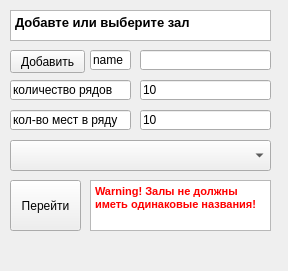
Old version of the form cinema.ui in the repository AnastasiaPotapova/Cinematic.
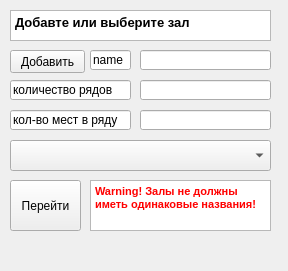
New version of the form.

Commit message: Исправлен баг с немправильным отображением залов у театров + пара исправлений по мелочи

The edit to the form file:
```diff
--- a/cinema.ui
+++ b/cinema.ui
@@ -89,7 +89,7 @@
     </rect>
    </property>
    <property name="text">
-    <string>10</string>
+    <string/>
    </property>
   </widget>
   <widget class="QLineEdit" name="name_cinema_7">
@@ -115,7 +115,7 @@
     </rect>
    </property>
    <property name="text">
-    <string>10</string>
+    <string/>
    </property>
   </widget>
   <widget class="QComboBox" name="boxrooms">
```
The commit also changes 2 other files.
